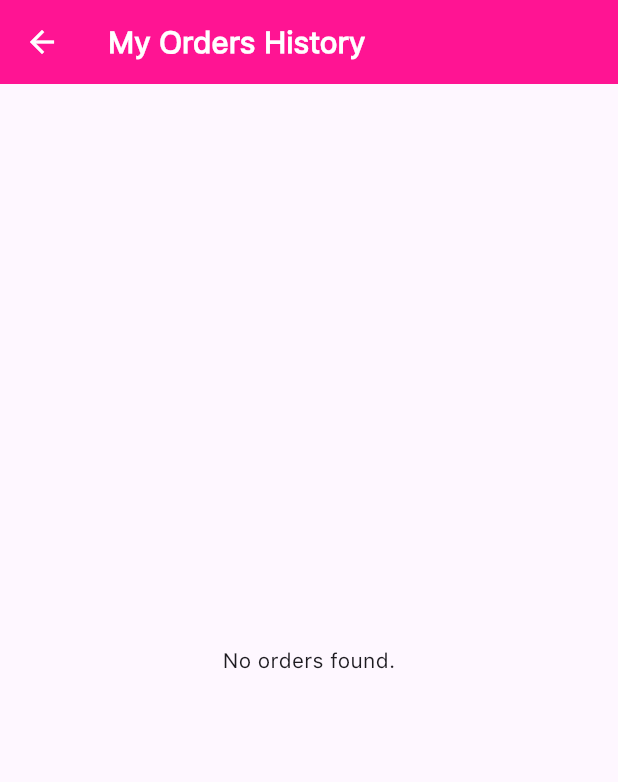
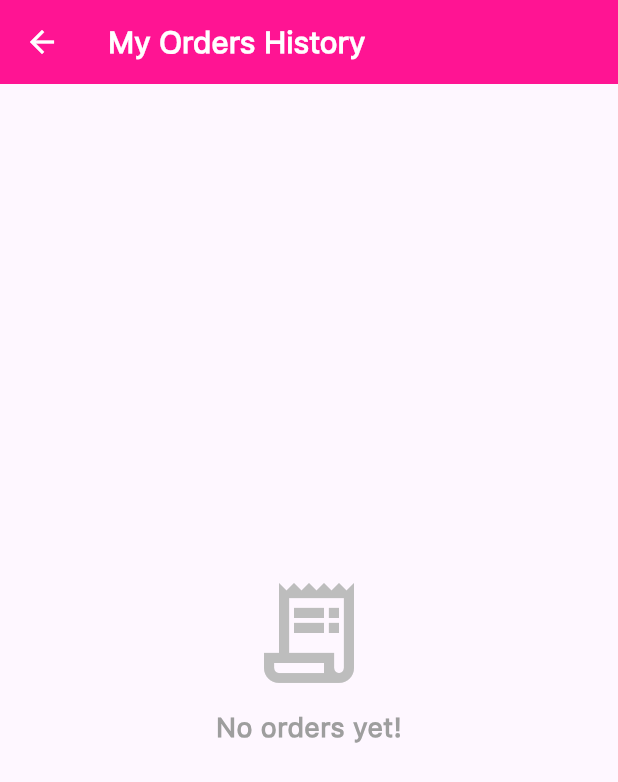
Before and after one commit to Khushi-Raja/ECommercePortal, a Flutter app: the MyOrder screen opened directly, on a phone screen of 412 x 824 dp. Shown: the top 782 px of the screen. Run offline on Flutter 3.47's test engine with Material 3 defaults, Android fonts, the phone set to English and light mode, and no system bars; our stand-ins replace animate_do, cloud_firestore, firebase_auth, firebase_core, firebase_storage, flutter_slidable and 2 more; missing offline and left inert: razorpay_flutter; accounts and stored records are empty; project files that could hold a hidden picture were left out.

Commit message:
Minor fixes

```diff
--- a/lib/screens/user/my_order.dart
+++ b/lib/screens/user/my_order.dart
@@ -131,7 +131,26 @@ class _MyOrderState extends State<MyOrder> {
       body: isLoading
           ? const Center(child: CustomCupertinoActivityIndicator())
           : ordersList.isEmpty
-              ? const Center(child: Text("No orders found."))
+              ? Center(
+                  child: Column(
+                  mainAxisAlignment: MainAxisAlignment.center,
+                  children: [
+                    Icon(
+                      Icons.receipt_long_outlined, // Cart empty icon
+                      size: 80,
+                      color: Colors.grey[400],
+                    ),
+                    const SizedBox(height: 10), // Spacing between icon and text
+                    const Text(
+                      "No orders yet!",
+                      style: TextStyle(
+                        fontSize: 18,
+                        fontWeight: FontWeight.bold,
+                        color: Colors.grey,
+                      ),
+                    ),
+                  ],
+                ))
               : ListView.builder(
                   itemCount: ordersList.length,
                   itemBuilder: (context, index) {
@@ -209,9 +228,14 @@ class _MyOrderState extends State<MyOrder> {
                                           "${order['orderStatus']}",
                                           style: TextStyle(
                                             fontSize: 16,
-                                            color: order['orderStatus'] == 'Pending' ? const Color(0xFFFFA726) :
-                                            order['orderStatus'] == 'Delivered' ? Colors.green :
-                                            Colors.transparent, // Default color if not Pending or Delivered
+                                            color: order['orderStatus'] ==
+                                                    'Pending'
+                                                ? const Color(0xFFFFA726)
+                                                : order['orderStatus'] ==
+                                                        'Delivered'
+                                                    ? Colors.green
+                                                    : Colors.transparent,
+                                            // Default color if not Pending or Delivered
                                             fontWeight: FontWeight.w600,
                                           ),
                                         ),
```
Also changed, not shown: lib/screens/admin/orders_list.dart (+29 -5 lines), lib/screens/user/cart_screen.dart (+21 -1 lines).
